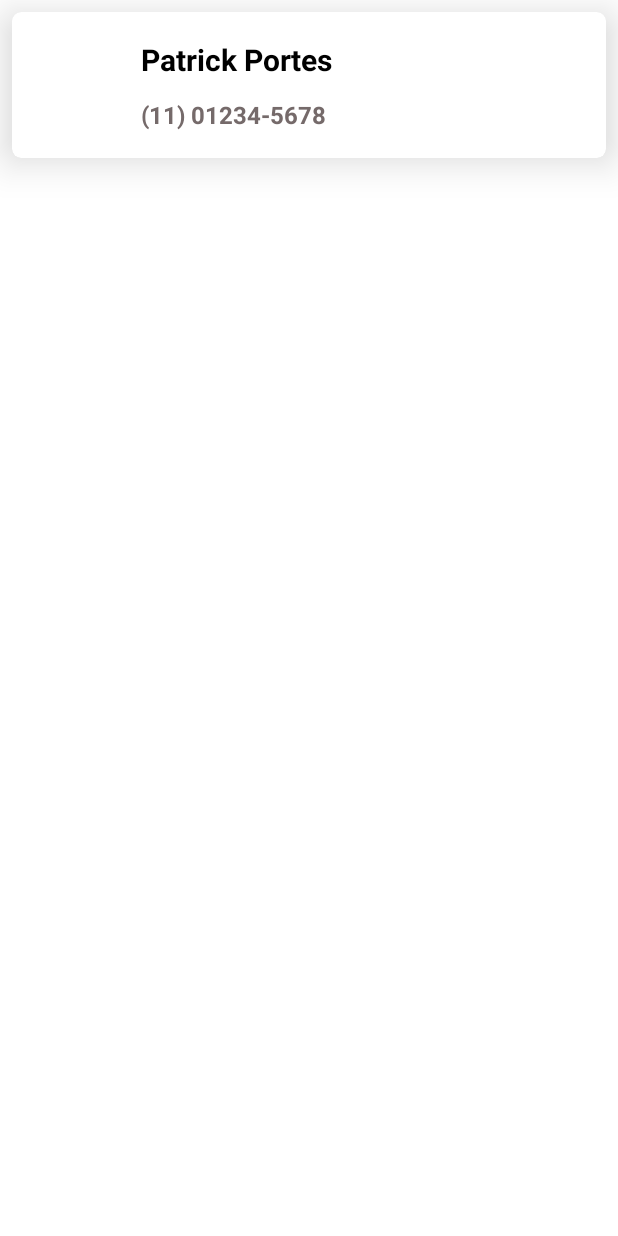
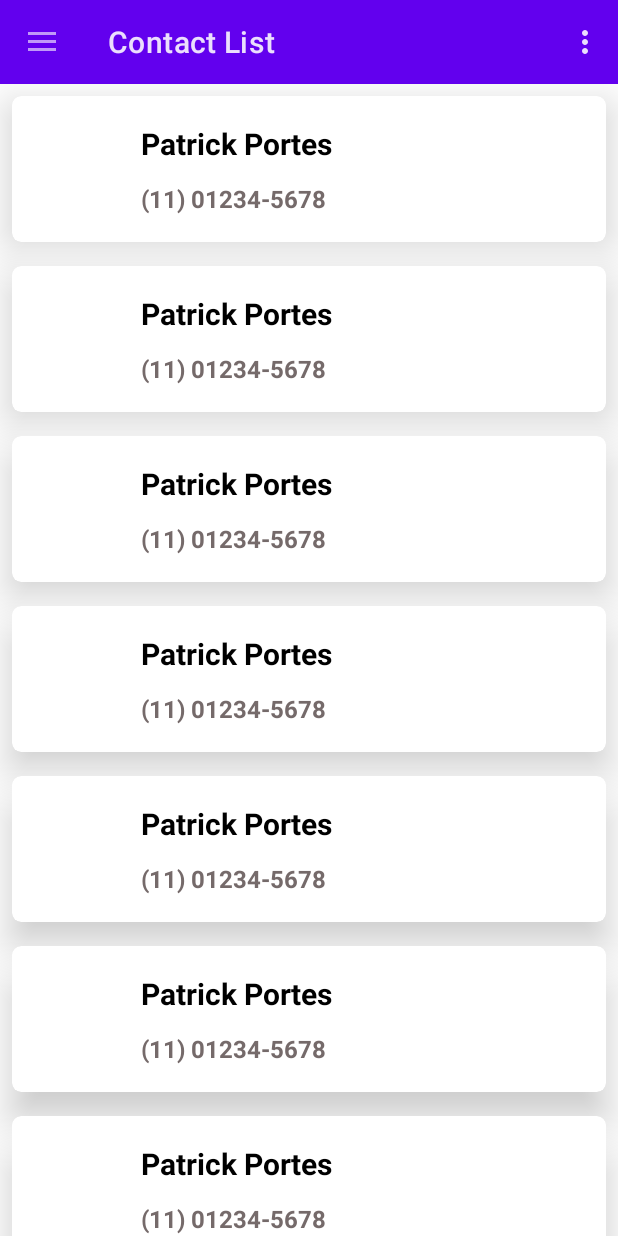
Before and after one commit to PatrickPortes/ContactListApp, an Android app: the screen it shows after launch (MainActivity), on a phone screen of 412 x 824 dp. Run offline under Robolectric (Android 15) with nearby library versions, the phone set to English and light mode, and no system bars; our stand-ins replace CircleImageView.

Commit message:
Menu, NavigationDrawer e ToolBar
Criado e configurado as estruturas de Menu, NavigationDrawer, ToolBar e adicionado suas respectivas Strings.

```diff
--- a/app/src/main/java/com/example/contactlistapp/MainActivity.kt
+++ b/app/src/main/java/com/example/contactlistapp/MainActivity.kt
@@ -2,10 +2,15 @@ package com.example.contactlistapp
 
 import androidx.appcompat.app.AppCompatActivity
 import android.os.Bundle
-import android.view.Window
+import android.os.Message
+import android.view.*
+import android.widget.Toast
+import androidx.appcompat.app.ActionBarDrawerToggle
+import androidx.drawerlayout.widget.DrawerLayout
 import androidx.recyclerview.widget.LinearLayoutManager
 import androidx.recyclerview.widget.RecyclerView
 import kotlinx.android.synthetic.main.activity_main.*
+import kotlinx.android.synthetic.main.nav_drawer_menu.*
 
 class MainActivity : AppCompatActivity() {
 
@@ -15,13 +20,65 @@ class MainActivity : AppCompatActivity() {
 
     override fun onCreate(savedInstanceState: Bundle?) {
         super.onCreate(savedInstanceState)
-        setContentView(R.layout.activity_main)
+        //setContentView(R.layout.activity_main)
+        setContentView(R.layout.nav_drawer_menu)
 
-        supportActionBar!!.hide()
+        //supportActionBar!!.hide()
 
+        initDrawer()
         bindViews()
         updateListData()
     }
+
+    //Inicializando Drawer Layout
+    private fun initDrawer(){
+
+        val drawerLayout = drawerLayout as DrawerLayout
+        val toolbar = toolbar
+        setSupportActionBar(toolbar)
+
+        //Toogle= Abrir e Fechar esse Layout
+        val toogle = ActionBarDrawerToggle(this, drawerLayout, toolbar, R.string.open_drawer, R.string.close_drawer)
+        drawerLayout.addDrawerListener(toogle)
+        toogle.syncState()
+    }
+
+
+    //Criação do Menu
+    override fun onCreateOptionsMenu(menu: Menu?): Boolean {
+
+        val inflater: MenuInflater = menuInflater
+        inflater.inflate(R.menu.menu, menu)
+        return true
+
+    }
+
+    //Listener do Menu
+    override fun onOptionsItemSelected(item: MenuItem): Boolean {
+
+        return when (item.itemId){
+            R.id.item_menu_1 -> {
+                showToast("Option 1 Selecionada!!!")
+                true
+            }
+            R.id.item_menu_2 -> {
+                showToast("Option 2 Selecionada!!!")
+                true
+            }
+            R.id.item_menu_3 -> {
+                showToast("Option 3 Selecionada!!!")
+                true
+            }
+            else -> super.onOptionsItemSelected(item)
+        }
+    }
+
+    private fun showToast(message: String){
+        Toast.makeText(this, message, Toast.LENGTH_LONG).show()
+    }
+
+
+    //Recycler View:
 
     private fun bindViews(){
         rvList.adapter = adapter
@@ -36,6 +93,51 @@ class MainActivity : AppCompatActivity() {
                     "Patrick Portes",
                     "(11) 01234-5678",
                     "image.png",
+                ),
+                Contact(
+                    "Patrick Portes",
+                    "(11) 01234-5678",
+                    "image.png",
+                ),
+                Contact(
+                    "Patrick Portes",
+                    "(11) 01234-5678",
+                    "image.png",
+                ),
+                Contact(
+                    "Patrick Portes",
+                    "(11) 01234-5678",
+                    "image.png",
+                ),
+                Contact(
+                    "Patrick Portes",
+                    "(11) 01234-5678",
+                    "image.png",
+                ),
+                Contact(
+                    "Patrick Portes",
+                    "(11) 01234-5678",
+                    "image.png",
+                ),
+                Contact(
+                    "Patrick Portes",
+                    "(11) 01234-5678",
+                    "image.png",
+                ),
+                Contact(
+                    "Patrick Portes",
+                    "(11) 01234-5678",
+                    "image.png",
+                ),
+                Contact(
+                    "Patrick Portes",
+                    "(11) 01234-5678",
+                    "image.png",
+                ),
+                Contact(
+                    "Patrick Portes",
+                    "(11) 01234-5678",
+                    "image.png",
                 )
             )
         )
--- a/app/src/main/res/layout/activity_main.xml
+++ b/app/src/main/res/layout/activity_main.xml
@@ -6,12 +6,23 @@
     android:layout_height="match_parent"
     tools:context=".MainActivity">
 
+    <androidx.appcompat.widget.Toolbar
+        android:id="@+id/toolbar"
+        android:layout_width="match_parent"
+        android:layout_height="?attr/actionBarSize"
+        android:background="?attr/colorPrimary"
+        app:title="@string/app_name"
+        android:theme="@android:style/ThemeOverlay.Material.Dark.ActionBar"
+        app:layout_constraintTop_toTopOf="parent"
+        app:layout_constraintStart_toStartOf="parent"
+        app:layout_constraintEnd_toEndOf="parent"/>
+
     <androidx.recyclerview.widget.RecyclerView
         android:id="@+id/recyclerViewList"
         android:layout_width="0dp"
         android:layout_height="0dp"
-        app:layout_constraintBottom_toBottomOf="parent"
+        app:layout_constraintTop_toBottomOf="@id/toolbar"
+        app:layout_constraintStart_toStartOf="parent"
         app:layout_constraintEnd_toEndOf="parent"
-        app:layout_constraintStart_toStartOf="parent"
-        app:layout_constraintTop_toTopOf="parent" />
+        app:layout_constraintBottom_toBottomOf="parent"/>
 </androidx.constraintlayout.widget.ConstraintLayout>
--- /dev/null
+++ b/app/src/main/res/layout/nav_drawer_menu.xml
@@ -0,0 +1,20 @@
+<?xml version="1.0" encoding="utf-8"?>
+<androidx.drawerlayout.widget.DrawerLayout xmlns:android="http://schemas.android.com/apk/res/android"
+    android:layout_width="match_parent"
+    android:layout_height="match_parent"
+    android:id="@+id/drawerLayout"
+    xmlns:tools="http://schemas.android.com/tools"
+    xmlns:app="http://schemas.android.com/apk/res-auto"
+    tools:openDrawer="start">
+
+    <include
+        layout="@layout/activity_main" />
+
+    <com.google.android.material.navigation.NavigationView
+        android:id="@+id/nav_view"
+        android:layout_width="match_parent"
+        android:layout_height="match_parent"
+        android:layout_gravity="start"
+        app:menu="@menu/menu"/>
+
+</androidx.drawerlayout.widget.DrawerLayout>
--- /dev/null
+++ b/app/src/main/res/menu/menu.xml
@@ -0,0 +1,16 @@
+<?xml version="1.0" encoding="utf-8"?>
+<menu xmlns:android="http://schemas.android.com/apk/res/android">
+
+    <item android:id="@+id/item_menu_1"
+          android:title="@string/menu_1">
+    </item>
+
+    <item android:id="@+id/item_menu_2"
+        android:title="@string/menu_2">
+    </item>
+
+    <item android:id="@+id/item_menu_3"
+        android:title="@string/menu_3">
+    </item>
+
+</menu>
--- a/app/src/main/res/values-night/themes.xml
+++ b/app/src/main/res/values-night/themes.xml
@@ -1,6 +1,6 @@
 <resources xmlns:tools="http://schemas.android.com/tools">
     <!-- Base application theme. -->
-    <style name="Theme.ContactListApp" parent="Theme.MaterialComponents.DayNight.DarkActionBar">
+    <style name="Theme.ContactListApp" parent="Theme.MaterialComponents.DayNight.NoActionBar">
         <!-- Primary brand color. -->
         <item name="colorPrimary">@color/purple_200</item>
         <item name="colorPrimaryVariant">@color/purple_700</item>
--- a/app/src/main/res/values/strings.xml
+++ b/app/src/main/res/values/strings.xml
@@ -1,3 +1,10 @@
 <resources>
     <string name="app_name">Contact List</string>
+
+    <string name="menu_1">Option One</string>
+    <string name="menu_2">Option Two</string>
+    <string name="menu_3">Option Three</string>
+
+    <string name="open_drawer">Open</string>
+    <string name="close_drawer">Close</string>
 </resources>
--- a/app/src/main/res/values/themes.xml
+++ b/app/src/main/res/values/themes.xml
@@ -1,6 +1,6 @@
 <resources xmlns:tools="http://schemas.android.com/tools">
     <!-- Base application theme. -->
-    <style name="Theme.ContactListApp" parent="Theme.MaterialComponents.DayNight.DarkActionBar">
+    <style name="Theme.ContactListApp" parent="Theme.MaterialComponents.DayNight.NoActionBar">
         <!-- Primary brand color. -->
         <item name="colorPrimary">@color/purple_500</item>
         <item name="colorPrimaryVariant">@color/purple_700</item>
```
